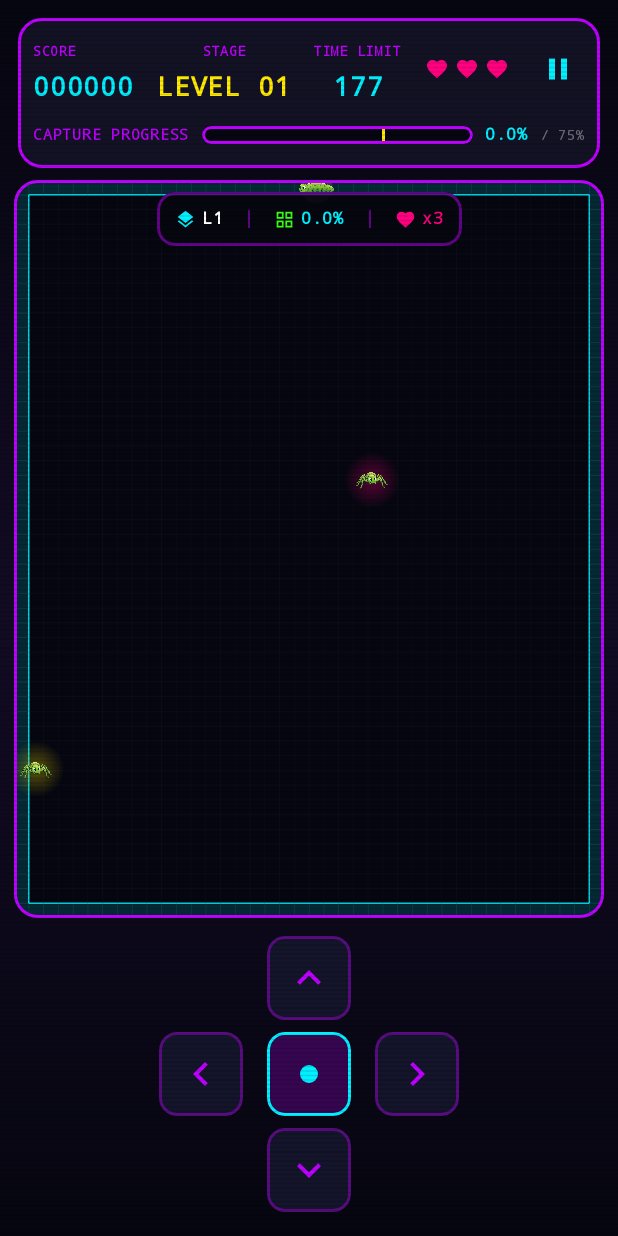
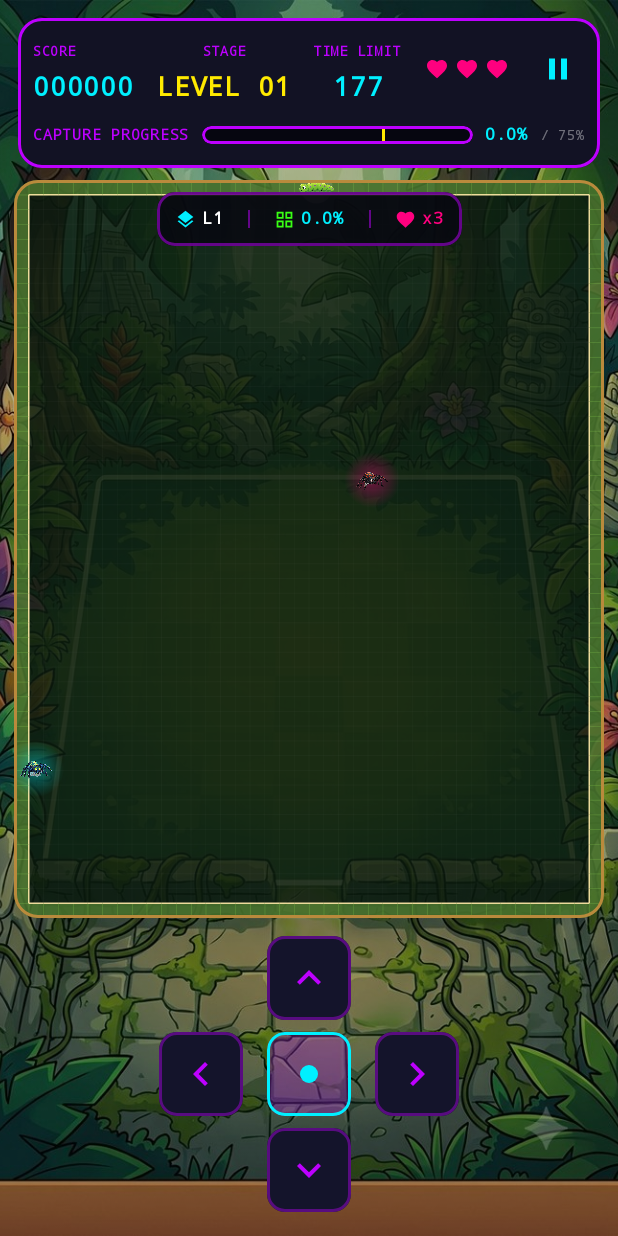
Before and after one commit to yanidv-lab/TerraFill, an Android app built with Jetpack Compose: the screen it shows after launch (MainActivity), after a tap on an icon or button, on a phone screen of 412 x 824 dp. Run offline under Robolectric (Android 15) with nearby library versions, the phone set to English and light mode, and no system bars.

Commit message:
Add jungle backdrop and menacing tarantula enemies
- New assets in res/drawable-nodpi: jungle background (bg_jungle) and two
  tarantula sprites (sprite_spider_red, sprite_spider_blue), extracted from
  the user's art. The spiders' baked-in checkerboard was removed by
  flood-filling the flat two-tone gray from the borders.
- GameScreen now renders the jungle image full-screen behind the game with a
  dark scrim for readability; the playfield sits on top as a dark mossy panel
  with a weathered-gold temple frame.
- Reclaimed territory is now bright leaf-green with a sunlit coastline edge
  (was neon cyan), reading as 'clearing the jungle'.
- Enemies use the tarantula sprites by type: red = Bouncer, blue = Crawler,
  each with a colored glow and horizontal flip toward travel direction.

Co-Authored-By: Claude Opus 4.8 <noreply@anthropic.com>
Claude-Session: https://claude.ai/code/session_0195eMAQJijxPPk8McQxVU27

```diff
--- a/app/src/main/java/com/example/ui/screens/GameScreen.kt
+++ b/app/src/main/java/com/example/ui/screens/GameScreen.kt
@@ -2,6 +2,7 @@ package com.example.ui.screens
 
 import androidx.compose.foundation.BorderStroke
 import androidx.compose.foundation.Canvas
+import androidx.compose.foundation.Image
 import androidx.compose.foundation.background
 import androidx.compose.foundation.border
 import androidx.compose.foundation.clickable
@@ -31,8 +32,10 @@ import androidx.compose.ui.graphics.drawscope.Stroke
 import androidx.compose.ui.graphics.drawscope.translate
 import androidx.compose.ui.graphics.drawscope.withTransform
 import androidx.compose.ui.input.pointer.pointerInput
+import androidx.compose.ui.layout.ContentScale
 import androidx.compose.ui.platform.testTag
 import androidx.compose.ui.res.imageResource
+import androidx.compose.ui.res.painterResource
 import androidx.compose.ui.text.font.FontFamily
 import androidx.compose.ui.text.font.FontWeight
 import androidx.compose.ui.text.style.TextAlign
@@ -121,21 +124,28 @@ fun GameScreen(
         }
     }
 
-    val bgGradient = Brush.verticalGradient(
-        colors = listOf(ArcadeBgDark, Color(0xFF120B24), ArcadeBgDark)
-    )
-
     // Layout Root
     Box(
-        modifier = modifier
-            .fillMaxSize()
-            .background(bgGradient)
-            .retroArcadeOverlay(scanlineOpacity = 0.12f)
-            .windowInsetsPadding(WindowInsets.safeDrawing)
+        modifier = modifier.fillMaxSize()
     ) {
+        // Jungle backdrop fills the whole screen (behind the status bar too)
+        Image(
+            painter = painterResource(R.drawable.bg_jungle),
+            contentDescription = null,
+            contentScale = ContentScale.Crop,
+            modifier = Modifier.fillMaxSize()
+        )
+        // Dark scrim so the HUD text stays readable and characters pop
+        Box(
+            modifier = Modifier
+                .fillMaxSize()
+                .background(Color.Black.copy(alpha = 0.28f))
+        )
+
         Column(
             modifier = Modifier
                 .fillMaxSize()
+                .windowInsetsPadding(WindowInsets.safeDrawing)
                 .padding(12.dp),
             verticalArrangement = Arrangement.SpaceBetween,
             horizontalAlignment = Alignment.CenterHorizontally
@@ -455,15 +465,17 @@ fun Playfield(
 
     // Character sprites (transparent PNGs in res/drawable-nodpi). Loaded once and reused.
     val caterpillarSprite = ImageBitmap.imageResource(R.drawable.sprite_caterpillar)
-    val spiderSprite = ImageBitmap.imageResource(R.drawable.sprite_spider)
+    val spiderRedSprite = ImageBitmap.imageResource(R.drawable.sprite_spider_red)
+    val spiderBlueSprite = ImageBitmap.imageResource(R.drawable.sprite_spider_blue)
 
     Box(
         modifier = Modifier
             .fillMaxSize()
             .aspectRatio(state.gridWidth.toFloat() / state.gridHeight.toFloat(), matchHeightConstraintsFirst = true)
-            .border(2.dp, NeonPurple, RoundedCornerShape(16.dp))
+            .border(2.dp, JungleBorder, RoundedCornerShape(16.dp))
             .clip(RoundedCornerShape(16.dp))
-            .background(ArcadeBgDark)
+            // Dark, mostly-opaque panel so the jungle bleeds in only slightly and gameplay stays readable
+            .background(JunglePanel)
             .pointerInput(Unit) {
                 // Swipe gesture detection
                 detectDragGestures(
@@ -539,20 +551,20 @@ fun Playfield(
                 }
 
                 if (state.grid.isNotEmpty()) {
-                    // ---------- 2. Captured territory with a glowing coastline ----------
+                    // ---------- 2. Reclaimed (captured) land with a sunlit coastline ----------
                     for (x in 0 until state.gridWidth) {
                         for (y in 0 until state.gridHeight) {
                             if (state.grid[x][y] != GridCellState.CAPTURED) continue
                             drawRect(
-                                color = NeonCyan,
+                                color = JungleCaptured,
                                 topLeft = Offset(x * cellW, y * cellH),
                                 size = Size(cellW + 0.5f, cellH + 0.5f), // overlap avoids pixel seams
-                                alpha = 0.15f
+                                alpha = 0.42f
                             )
                         }
                     }
 
-                    // Bright edge only where captured land meets open territory: the coastline
+                    // Bright edge only where reclaimed land meets wild territory: the coastline
                     val edgeWidth = (cellMin * 0.1f).coerceAtLeast(1.5f)
                     for (x in 0 until state.gridWidth) {
                         for (y in 0 until state.gridHeight) {
@@ -562,16 +574,16 @@ fun Playfield(
                             val right = (x + 1) * cellW
                             val bottom = (y + 1) * cellH
                             if (isOpenCell(x - 1, y)) {
-                                drawLine(NeonCyan, Offset(left, top), Offset(left, bottom), edgeWidth, alpha = 0.85f)
+                                drawLine(JungleCoast, Offset(left, top), Offset(left, bottom), edgeWidth, alpha = 0.9f)
                             }
                             if (isOpenCell(x + 1, y)) {
-                                drawLine(NeonCyan, Offset(right, top), Offset(right, bottom), edgeWidth, alpha = 0.85f)
+                                drawLine(JungleCoast, Offset(right, top), Offset(right, bottom), edgeWidth, alpha = 0.9f)
                             }
                             if (isOpenCell(x, y - 1)) {
-                                drawLine(NeonCyan, Offset(left, top), Offset(right, top), edgeWidth, alpha = 0.85f)
+                                drawLine(JungleCoast, Offset(left, top), Offset(right, top), edgeWidth, alpha = 0.9f)
                             }
                             if (isOpenCell(x, y + 1)) {
-                                drawLine(NeonCyan, Offset(left, bottom), Offset(right, bottom), edgeWidth, alpha = 0.85f)
+                                drawLine(JungleCoast, Offset(left, bottom), Offset(right, bottom), edgeWidth, alpha = 0.9f)
                             }
                         }
                     }
@@ -611,17 +623,18 @@ fun Playfield(
                     drawPath(trailPath, Color.White, alpha = 0.85f, style = stroke(cellMin * 0.15f))
                 }
 
-                // ---------- 5. Enemies: the spider sprite (drawn upright, gentle bob) ----------
+                // ---------- 5. Enemies: tarantula sprites (red = bouncer, blue = crawler) ----------
                 for (enemy in state.enemies) {
                     val center = Offset(
                         ((enemy.x + 0.5) * cellW).toFloat(),
                         ((enemy.y + 0.5) * cellH).toFloat()
                     )
+                    val isBouncer = enemy.type == "Bouncer"
                     // A soft menacing glow so enemies pop against the dark field
-                    val glow = if (enemy.type == "Bouncer") NeonMagenta else NeonYellow
+                    val glow = if (isBouncer) NeonMagenta else NeonCyan
                     drawCircle(
                         brush = Brush.radialGradient(
-                            colors = listOf(glow.copy(alpha = 0.35f), Color.Transparent),
+                            colors = listOf(glow.copy(alpha = 0.4f), Color.Transparent),
                             center = center,
                             radius = cellMin * 1.9f
                         ),
@@ -629,12 +642,14 @@ fun Playfield(
                         center = center
                     )
                     val bob = (sin(now / 180.0 + enemy.id) * cellMin * 0.08).toFloat()
+                    // Face travel direction horizontally (art faces right); flip when moving left
+                    val flip = enemy.vx < 0
                     drawSprite(
-                        image = spiderSprite,
+                        image = if (isBouncer) spiderRedSprite else spiderBlueSprite,
                         center = center + Offset(0f, bob),
                         targetLongSide = cellMin * ENEMY_SPRITE_CELLS,
                         rotationDeg = 0f,
-                        flipX = false
+                        flipX = flip
                     )
                 }
 
--- a/app/src/main/java/com/example/ui/theme/Color.kt
+++ b/app/src/main/java/com/example/ui/theme/Color.kt
@@ -18,3 +18,9 @@ val NeonPurple = Color(0xFFBD00FF)
 val NeonYellow = Color(0xFFFFEA00)
 val ArcadeBgDark = Color(0xFF060610)
 val ArcadeCardDark = Color(0xFF121224)
+
+// Jungle theme (playfield sitting on the jungle backdrop)
+val JunglePanel = Color(0xFF0A1A0E).copy(alpha = 0.82f)  // dark mossy panel, slight jungle bleed
+val JungleBorder = Color(0xFFB98A3C)                     // weathered gold/temple stone frame
+val JungleCaptured = Color(0xFF8CD44F)                   // reclaimed/cleared land (bright leaf green)
+val JungleCoast = Color(0xFFFFE9A8)                      // sunlit edge where cleared meets wild
```
Also changed, not shown: app/src/main/res/drawable-nodpi/bg_jungle.jpg (added), app/src/main/res/drawable-nodpi/sprite_spider_blue.png (added), app/src/main/res/drawable-nodpi/sprite_spider_red.png (added).
